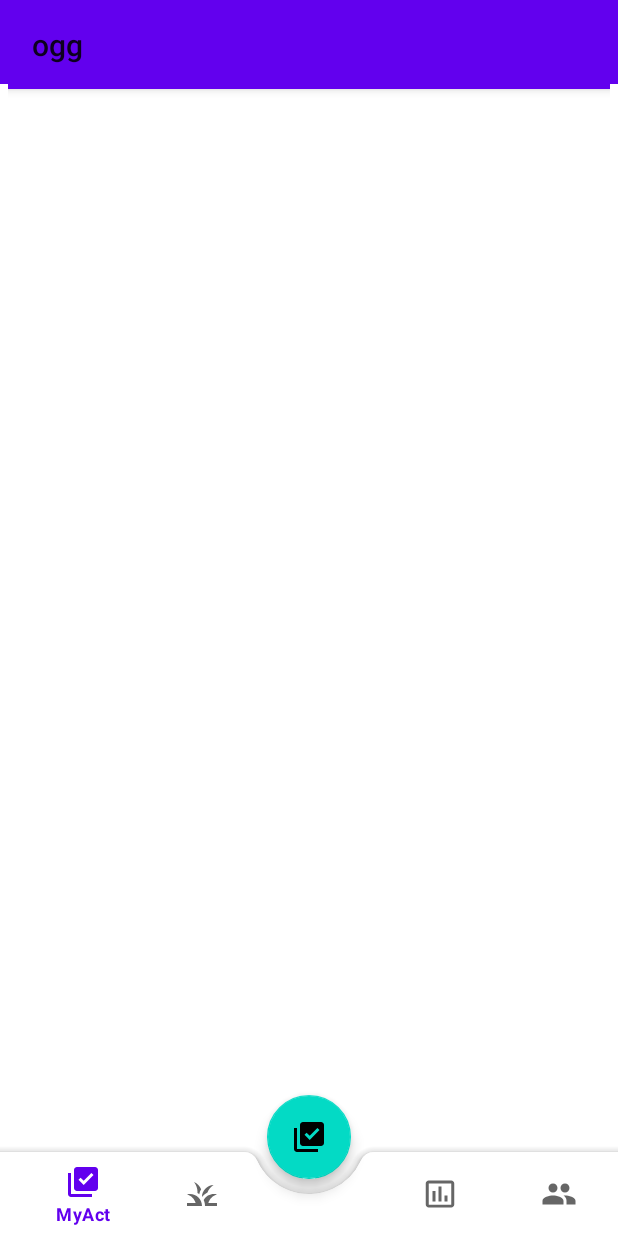
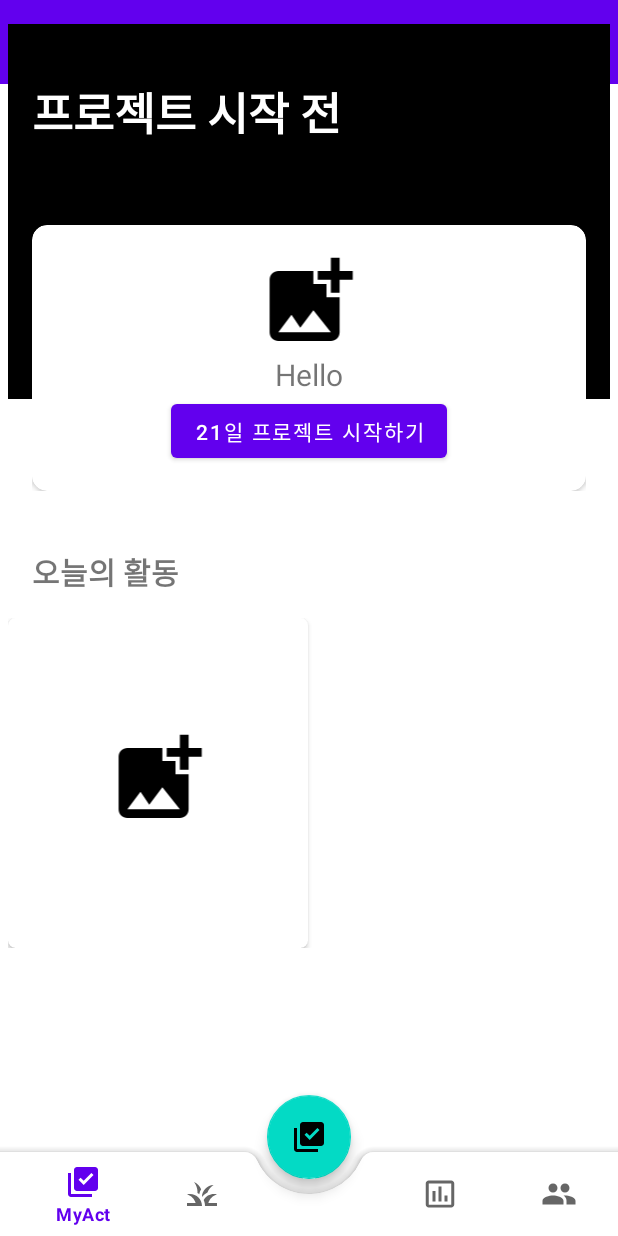
Before and after one commit to yeyechu/ogg, an Android app: the screen it shows after launch (MainActivity), on a phone screen of 412 x 824 dp. Run offline under Robolectric (Android 15) with nearby library versions, the phone set to English and light mode, and no system bars; our stand-ins replace Room's generated code, navigation-ui.

Commit message:
나의 활동 레이아웃 구현

```diff
--- a/app/src/main/java/com/swu/ogg/ui/myactivity/MyActivityFragment.kt
+++ b/app/src/main/java/com/swu/ogg/ui/myactivity/MyActivityFragment.kt
@@ -4,6 +4,7 @@ import android.os.Bundle
 import android.view.LayoutInflater
 import android.view.View
 import android.view.ViewGroup
+import android.widget.TextView
 import androidx.fragment.app.Fragment
 import androidx.lifecycle.ViewModelProvider
 import androidx.viewpager.widget.ViewPager
@@ -28,14 +29,13 @@ class MyActivityFragment : Fragment() {
         _binding = FragmentMyactivityBinding.inflate(inflater, container, false)
         val root: View = binding.root
 
-//        val stampAdapter = StampAdapter()
-//        val viewPager : ViewPager = binding.viewPager
-//        val tabs : TabLayout = binding.tabs
-//        tabs.setupWithViewPager(viewPager)
+        val textView: TextView = binding.textTitleMyactivity
+        myActivityViewModel.text.observe(viewLifecycleOwner) {
+            textView.text = it
+        }
 
         return root
     }
-
 
     override fun onDestroyView() {
         super.onDestroyView()
--- a/app/src/main/java/com/swu/ogg/ui/myactivity/MyActivityViewModel.kt
+++ b/app/src/main/java/com/swu/ogg/ui/myactivity/MyActivityViewModel.kt
@@ -14,12 +14,9 @@ import androidx.lifecycle.ViewModel
 //  ㄴ LiveData 통해 데이터 노출 ▶ 그걸 관찰하고 있는 한 새로운 상태가 다른 Fragment로 푸시
 class MyActivityViewModel : ViewModel() {
 
-    private val _index = MutableLiveData<Int>()
-    val text : LiveData<String> = Transformations.map(_index) {
-        "$it"
+    private val _text = MutableLiveData<String>().apply {
+        value = "프로젝트 시작 전"
     }
+    val text: LiveData<String> = _text
 
-    fun setIndex(index : Int) {
-        _index.value = index
-    }
 }
--- /dev/null
+++ b/app/src/main/res/drawable/baseline_add_photo_alternate_24.xml
@@ -0,0 +1,5 @@
+<vector android:height="24dp" android:tint="#000000"
+    android:viewportHeight="24" android:viewportWidth="24"
+    android:width="24dp" xmlns:android="http://schemas.android.com/apk/res/android">
+    <path android:fillColor="@android:color/white" android:pathData="M19,7v2.99s-1.99,0.01 -2,0L17,7h-3s0.01,-1.99 0,-2h3L17,2h2v3h3v2h-3zM16,11L16,8h-3L13,5L5,5c-1.1,0 -2,0.9 -2,2v12c0,1.1 0.9,2 2,2h12c1.1,0 2,-0.9 2,-2v-8h-3zM5,19l3,-4 2,3 3,-4 4,5L5,19z"/>
+</vector>
--- a/app/src/main/res/layout/fragment_myactivity.xml
+++ b/app/src/main/res/layout/fragment_myactivity.xml
@@ -7,34 +7,63 @@
     android:orientation="vertical"
     tools:context=".ui.myactivity.MyActivityFragment">
 
-    <com.google.android.material.appbar.AppBarLayout
+    <LinearLayout
+        android:id="@+id/layout_myactivity_first"
+        android:layout_width="match_parent"
+        android:layout_height="250dp"
+        android:layout_marginTop="@dimen/appbar_padding"
+        android:padding="@dimen/big_padding"
+        android:background="@color/black"
+        android:orientation="vertical">
+
+        <TextView
+            android:id="@+id/text_title_myactivity"
+            android:layout_width="wrap_content"
+            android:layout_height="wrap_content"
+            android:layout_marginTop="20dp"
+            android:fontFamily="sans-serif"
+            android:gravity="left"
+            android:paddingRight="@dimen/big_padding"
+            android:text="@string/title_layout_myactivity_first"
+            android:textColor="@color/white"
+            android:textSize="30sp"
+            android:textStyle="bold" />
+    </LinearLayout>
+
+    <include
+        layout="@layout/fragment_stamp" />
+
+    <LinearLayout
+        android:id="@+id/layout_myactivity_second"
         android:layout_width="match_parent"
         android:layout_height="wrap_content"
-        android:theme="@style/Theme.Ogg">
+        android:orientation="vertical"
+        android:layout_marginTop="350dp">
 
         <TextView
-            android:id="@+id/title"
+            android:id="@+id/tv_title_sencond"
             android:layout_width="wrap_content"
             android:layout_height="wrap_content"
-            android:gravity="center"
-            android:minHeight="?actionBarSize"
-            android:padding="@dimen/appbar_padding"
-            android:text="@string/app_name"
-            android:textAppearance="@style/TextAppearance.Widget.AppCompat.Toolbar.Title" />
-
-    </com.google.android.material.appbar.AppBarLayout>
-
-    <androidx.viewpager.widget.ViewPager
-        android:id="@+id/view_pager"
-        android:layout_width="match_parent"
-        android:layout_height="match_parent"
-        app:layout_behavior="@string/appbar_scrolling_view_behavior">
-
-        <com.google.android.material.tabs.TabLayout
-            android:id="@+id/tabs"
-            android:layout_width="match_parent"
-            android:layout_height="wrap_content" />
-    </androidx.viewpager.widget.ViewPager>
+            android:layout_gravity="right|left"
+            android:layout_margin="@dimen/big_padding"
+            android:text="@string/title_layout_myactivity_second"
+            android:textSize="20sp"
+            android:textStyle="bold"
+            app:layout_constraintBottom_toTopOf="@+id/include"
+            app:layout_constraintEnd_toEndOf="parent"
+            app:layout_constraintStart_toStartOf="parent"
+            app:layout_constraintTop_toTopOf="parent" />
 
 
+        <include
+            android:id="@+id/include"
+            layout="@layout/myactivity_card_item"
+            app:layout_constraintBottom_toBottomOf="parent"
+            app:layout_constraintEnd_toEndOf="parent"
+            app:layout_constraintStart_toStartOf="parent"
+            app:layout_constraintTop_toTopOf="parent" />
+
+
+    </LinearLayout>
+
 </androidx.coordinatorlayout.widget.CoordinatorLayout>
--- a/app/src/main/res/layout/fragment_stamp.xml
+++ b/app/src/main/res/layout/fragment_stamp.xml
@@ -1,13 +1,62 @@
 <?xml version="1.0" encoding="utf-8"?>
-<FrameLayout xmlns:android="http://schemas.android.com/apk/res/android"
+<LinearLayout xmlns:android="http://schemas.android.com/apk/res/android"
     xmlns:tools="http://schemas.android.com/tools"
+    xmlns:app="http://schemas.android.com/apk/res-auto"
     android:layout_width="match_parent"
-    android:layout_height="match_parent"
+    android:layout_height="wrap_content"
+    android:orientation="vertical"
+    android:layout_marginTop="150dp"
+    android:layout_marginRight="@dimen/big_padding"
+    android:layout_marginLeft="@dimen/big_padding"
     tools:context=".ui.myactivity.Stamp">
 
-    <TextView
+    <androidx.cardview.widget.CardView
+        android:id="@+id/stamp_card_layout"
         android:layout_width="match_parent"
-        android:layout_height="match_parent"
-        android:text="Hello" />
+        android:layout_height="wrap_content"
+        app:cardCornerRadius="10dp">
 
-</FrameLayout>
+        <androidx.constraintlayout.widget.ConstraintLayout
+            android:layout_width="match_parent"
+            android:layout_height="wrap_content"
+            android:layout_margin="@dimen/big_padding">
+
+            <ImageView
+                android:id="@+id/img_view"
+                android:layout_width="match_parent"
+                android:layout_height="wrap_content"
+                android:maxHeight="70dp"
+                android:adjustViewBounds="true"
+                android:layout_gravity="fill_horizontal"
+                android:gravity="center"
+                android:src="@drawable/baseline_add_photo_alternate_24"
+                app:layout_constraintEnd_toEndOf="parent"
+                app:layout_constraintStart_toStartOf="parent"
+                app:layout_constraintBottom_toTopOf="@id/tv_stamp_before"/>
+
+            <TextView
+                android:id="@+id/tv_stamp_before"
+                android:layout_width="match_parent"
+                android:layout_height="match_parent"
+                android:gravity="center"
+                android:text="Hello"
+                android:textSize="20sp"
+                app:layout_constraintBottom_toTopOf="@+id/img_view"
+                app:layout_constraintEnd_toEndOf="parent"
+                app:layout_constraintStart_toStartOf="parent" />
+
+            <Button
+                android:layout_width="wrap_content"
+                android:layout_height="wrap_content"
+                android:gravity="center"
+                app:layout_constraintBottom_toBottomOf="parent"
+                app:layout_constraintEnd_toEndOf="parent"
+                app:layout_constraintStart_toStartOf="parent"
+                app:layout_constraintTop_toBottomOf="@+id/tv_stamp_before"
+                android:text="@string/button_project"/>
+
+        </androidx.constraintlayout.widget.ConstraintLayout>
+
+    </androidx.cardview.widget.CardView>
+
+</LinearLayout>
--- /dev/null
+++ b/app/src/main/res/layout/myactivity_card_item.xml
@@ -0,0 +1,72 @@
+<?xml version="1.0" encoding="utf-8"?>
+<LinearLayout xmlns:android="http://schemas.android.com/apk/res/android"
+    xmlns:tools="http://schemas.android.com/tools"
+    android:layout_width="match_parent"
+    android:layout_height="wrap_content"
+    xmlns:app="http://schemas.android.com/apk/res-auto">
+
+    <androidx.cardview.widget.CardView
+        android:id="@+id/card_view"
+        android:layout_width="200dp"
+        android:layout_height="220dp"
+        app:cardCornerRadius="5dp"
+        android:layout_gravity="center"
+        android:padding="@dimen/big_padding">
+
+        <androidx.constraintlayout.widget.ConstraintLayout
+            android:layout_width="match_parent"
+            android:layout_height="match_parent"
+            android:padding="@dimen/big_padding">
+
+            <TextView
+                android:id="@+id/tv_code"
+                android:layout_width="match_parent"
+                android:layout_height="wrap_content"
+                android:layout_gravity="fill_horizontal"
+                android:gravity="center"
+                android:textSize="15sp"
+                app:layout_constraintBottom_toTopOf="@id/img_view"
+                app:layout_constraintEnd_toEndOf="parent"
+                app:layout_constraintStart_toStartOf="parent"
+                app:layout_constraintTop_toTopOf="parent"
+                app:layout_constraintVertical_bias="0.0" />
+
+            <ImageView
+                android:id="@+id/img_view"
+                android:layout_width="match_parent"
+                android:layout_height="wrap_content"
+                android:maxHeight="70dp"
+                android:adjustViewBounds="true"
+                android:layout_gravity="fill_horizontal"
+                android:gravity="center"
+                android:src="@drawable/baseline_add_photo_alternate_24"
+                app:layout_constraintEnd_toEndOf="parent"
+                app:layout_constraintStart_toStartOf="parent"
+                app:layout_constraintBottom_toTopOf="@id/tv_title"/>
+
+            <TextView
+                android:id="@+id/tv_title"
+                android:layout_width="match_parent"
+                android:layout_height="wrap_content"
+                android:layout_gravity="fill_horizontal"
+                android:gravity="center"
+                android:textSize="30sp"
+                android:textStyle="bold"
+                app:layout_constraintEnd_toEndOf="parent"
+                app:layout_constraintStart_toStartOf="parent"
+                app:layout_constraintBottom_toTopOf="@id/tv_co2"/>
+
+
+            <TextView
+                android:id="@+id/tv_co2"
+                android:layout_width="match_parent"
+                android:layout_height="wrap_content"
+                android:layout_gravity="fill_horizontal"
+                android:gravity="center"
+                android:textSize="15sp"
+                app:layout_constraintBottom_toBottomOf="parent" />
+        </androidx.constraintlayout.widget.ConstraintLayout>
+
+    </androidx.cardview.widget.CardView>
+
+</LinearLayout>
--- a/app/src/main/res/values/strings.xml
+++ b/app/src/main/res/values/strings.xml
@@ -19,5 +19,8 @@
     <!-- 나의 활동 -->
     <string name="tab_label1">전체</string>
     <string name="tab_label2">오늘</string>
+    <string name="button_project">21일 프로젝트 시작하기</string>
+    <string name="title_layout_myactivity_first">프로젝트 시작 전</string>
+    <string name="title_layout_myactivity_second">오늘의 활동</string>
 
 </resources>
```
Also changed, not shown: app/src/main/java/com/swu/ogg/ui/myactivity/MyActivityObjectFragment.kt (deleted, +0 -58 lines), app/src/main/java/com/swu/ogg/ui/myactivity/PlaceholderFragment.kt (deleted, +0 -54 lines), app/src/main/java/com/swu/ogg/ui/myactivity/Setup21.kt (deleted, +0 -34 lines), app/src/main/java/com/swu/ogg/ui/myactivity/Setup21ViewModel.kt (deleted, +0 -7 lines), app/src/main/java/com/swu/ogg/ui/myactivity/StampAdapter.kt (deleted, +0 -29 lines), app/src/main/res/layout/fragment_my_activity_tab.xml (deleted, +0 -23 lines), app/src/main/res/layout/fragment_setup21.xml (deleted, +0 -13 lines).
